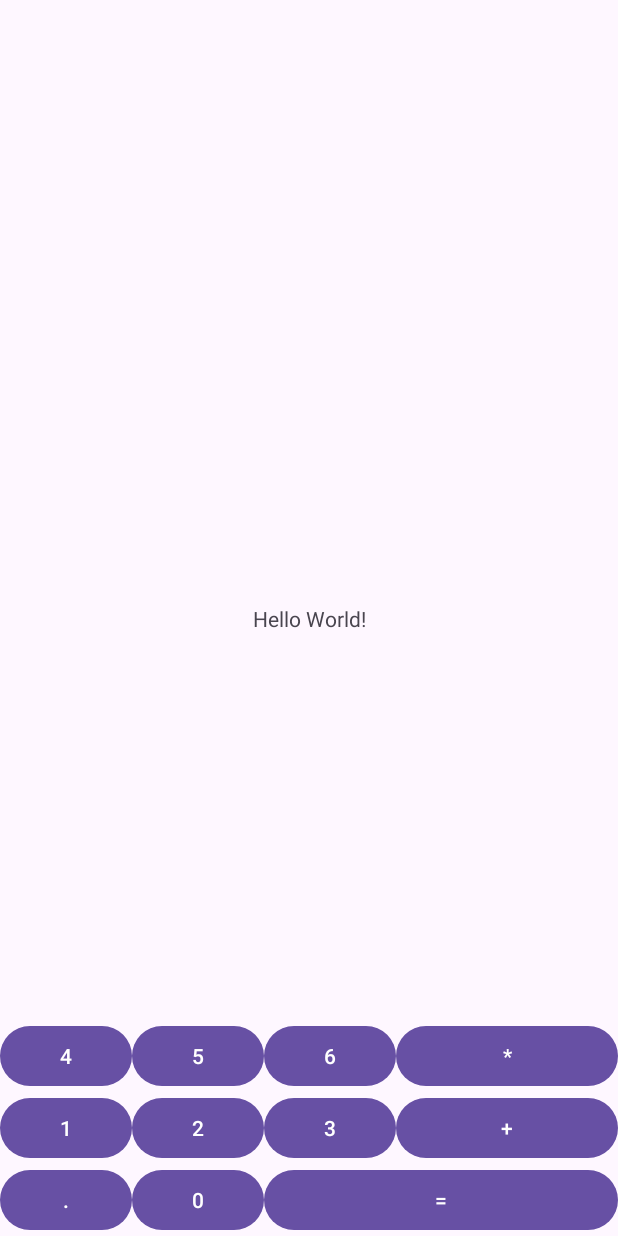
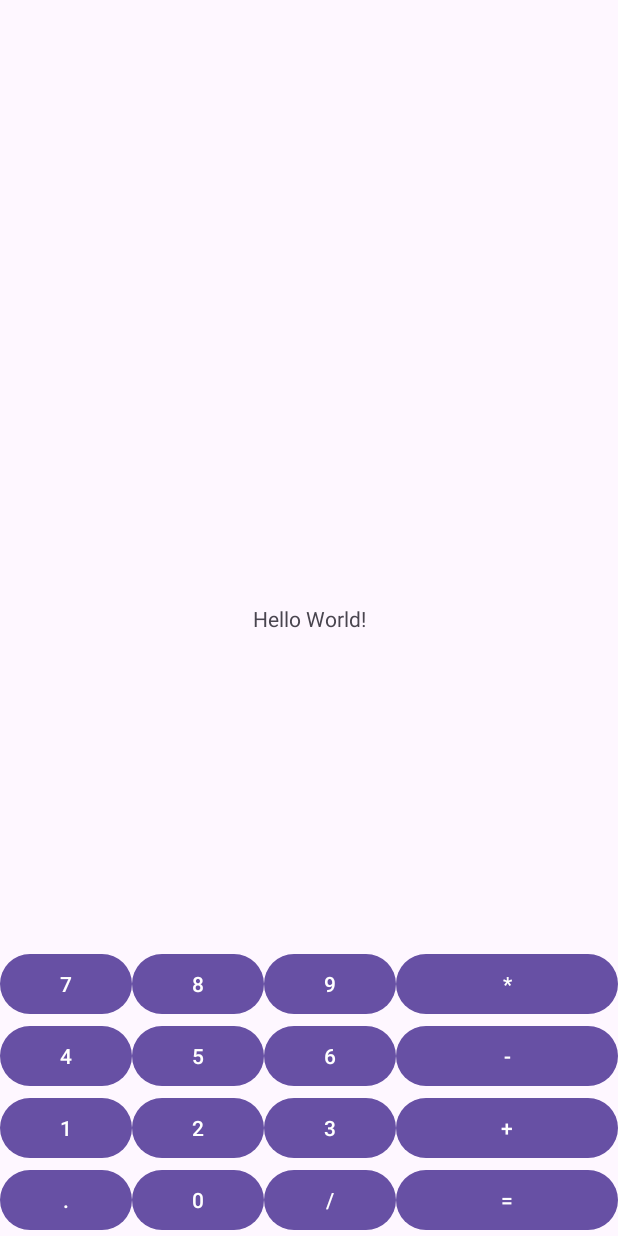
Before and after one commit to JasON-official/Calculator_app, an Android app: the screen it shows after launch (MainActivity), on a phone screen of 412 x 824 dp. Run offline under Robolectric (Android 15) with nearby library versions, the phone set to English and light mode, and no system bars.

Commit message:
Added on screen button / . Update equal button

```diff
--- a/app/src/main/res/layout/activity_main.xml
+++ b/app/src/main/res/layout/activity_main.xml
@@ -32,12 +32,20 @@
         app:layout_constraintLeft_toRightOf="@id/point_button" />
 
     <Button
+        android:id="@+id/division_button"
+        android:layout_width="0dp"
+        android:layout_height="wrap_content"
+        android:text="/"
+        app:layout_constraintBottom_toBottomOf="parent"
+        app:layout_constraintLeft_toRightOf="@id/zero_button" />
+
+    <Button
         android:id="@+id/equal_button"
         android:layout_width="0dp"
         android:layout_height="wrap_content"
         android:text="="
         app:layout_constraintBottom_toBottomOf="parent"
-        app:layout_constraintLeft_toRightOf="@id/zero_button"
+        app:layout_constraintLeft_toRightOf="@id/division_button"
         app:layout_constraintRight_toRightOf="parent" />
 
     <Button
@@ -45,65 +53,98 @@
         android:layout_width="0dp"
         android:layout_height="wrap_content"
         android:text="1"
-        app:layout_constraintLeft_toLeftOf="parent"
-        app:layout_constraintBottom_toTopOf="@id/point_button"/>
+        app:layout_constraintBottom_toTopOf="@id/point_button"
+        app:layout_constraintLeft_toLeftOf="parent" />
 
     <Button
         android:id="@+id/two_button"
         android:layout_width="0dp"
         android:layout_height="wrap_content"
         android:text="2"
-        app:layout_constraintLeft_toRightOf="@id/one_button"
-        app:layout_constraintBottom_toTopOf="@id/zero_button"/>
+        app:layout_constraintBottom_toTopOf="@id/zero_button"
+        app:layout_constraintLeft_toRightOf="@id/one_button" />
 
     <Button
         android:id="@+id/three_button"
         android:layout_width="0dp"
         android:layout_height="wrap_content"
         android:text="3"
-        app:layout_constraintLeft_toRightOf="@id/two_button"
-        app:layout_constraintBottom_toTopOf="@id/zero_button"/>
+        app:layout_constraintBottom_toTopOf="@id/zero_button"
+        app:layout_constraintLeft_toRightOf="@id/two_button" />
 
     <Button
         android:id="@+id/plus_button"
         android:layout_width="0dp"
         android:layout_height="wrap_content"
         android:text="+"
+        app:layout_constraintBottom_toTopOf="@id/equal_button"
         app:layout_constraintLeft_toRightOf="@id/three_button"
-        app:layout_constraintBottom_toTopOf="@id/equal_button"
-        app:layout_constraintRight_toRightOf="parent"/>
+        app:layout_constraintRight_toRightOf="parent" />
 
     <Button
         android:id="@+id/four_button"
         android:layout_width="0dp"
         android:layout_height="wrap_content"
         android:text="4"
-        app:layout_constraintLeft_toLeftOf="parent"
-        app:layout_constraintBottom_toTopOf="@id/one_button"/>
+        app:layout_constraintBottom_toTopOf="@id/one_button"
+        app:layout_constraintLeft_toLeftOf="parent" />
 
     <Button
         android:id="@+id/five_button"
         android:layout_width="0dp"
         android:layout_height="wrap_content"
         android:text="5"
-        app:layout_constraintLeft_toRightOf="@id/four_button"
-        app:layout_constraintBottom_toTopOf="@id/two_button"/>
+        app:layout_constraintBottom_toTopOf="@id/two_button"
+        app:layout_constraintLeft_toRightOf="@id/four_button" />
 
     <Button
         android:id="@+id/six_button"
         android:layout_width="0dp"
         android:layout_height="wrap_content"
         android:text="6"
-        app:layout_constraintLeft_toRightOf="@id/five_button"
-        app:layout_constraintBottom_toTopOf="@id/three_button"/>
+        app:layout_constraintBottom_toTopOf="@id/three_button"
+        app:layout_constraintLeft_toRightOf="@id/five_button" />
 
     <Button
-        android:id="@+id/add_button"
+        android:id="@+id/minus_button"
+        android:layout_width="0dp"
+        android:layout_height="wrap_content"
+        android:text="-"
+        app:layout_constraintBottom_toTopOf="@id/plus_button"
+        app:layout_constraintLeft_toRightOf="@id/six_button"
+        app:layout_constraintRight_toRightOf="parent" />
+
+    <Button
+        android:id="@+id/seven_button"
+        android:layout_width="0dp"
+        android:layout_height="wrap_content"
+        android:text="7"
+        app:layout_constraintBottom_toTopOf="@id/four_button"
+        app:layout_constraintLeft_toLeftOf="parent" />
+
+    <Button
+        android:id="@+id/eight_button"
+        android:layout_width="0dp"
+        android:layout_height="wrap_content"
+        android:text="8"
+        app:layout_constraintBottom_toTopOf="@id/five_button"
+        app:layout_constraintLeft_toRightOf="@id/seven_button" />
+
+    <Button
+        android:id="@+id/nine_button"
+        android:layout_width="0dp"
+        android:layout_height="wrap_content"
+        android:text="9"
+        app:layout_constraintBottom_toTopOf="@id/six_button"
+        app:layout_constraintLeft_toRightOf="@id/eight_button" />
+
+    <Button
+        android:id="@+id/multiply_button"
         android:layout_width="0dp"
         android:layout_height="wrap_content"
         android:text="*"
+        app:layout_constraintBottom_toTopOf="@id/minus_button"
         app:layout_constraintLeft_toRightOf="@id/six_button"
-        app:layout_constraintBottom_toTopOf="@id/plus_button"
-        app:layout_constraintRight_toRightOf="parent"/>
+        app:layout_constraintRight_toRightOf="parent" />
 
 </androidx.constraintlayout.widget.ConstraintLayout>
```
